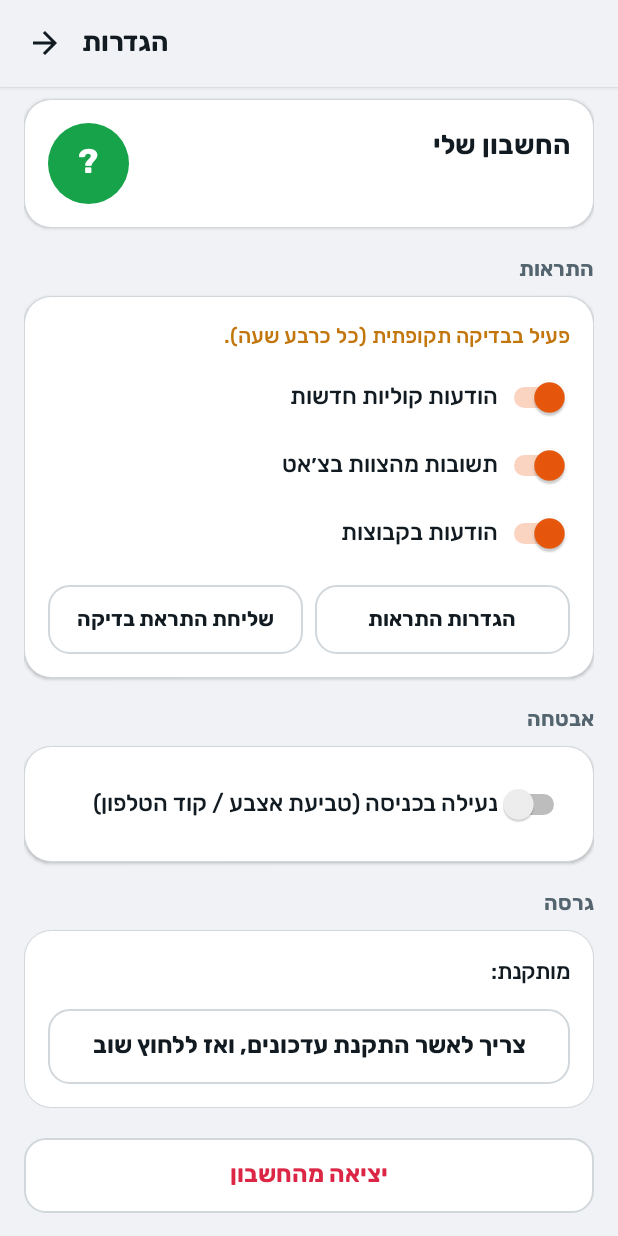
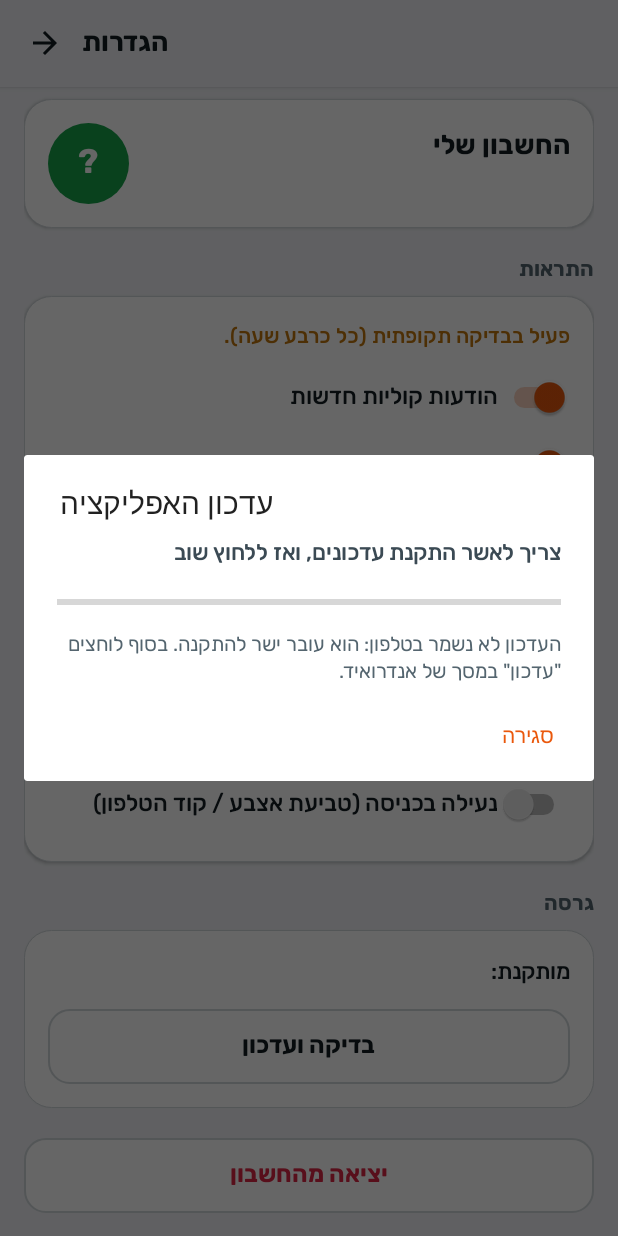
Before and after one commit to smt-ivr/salamon, an Android app: the PageActivity screen opened directly, with no data from a screen before it, after a tap on "בדיקה ועדכון", on a phone screen of 412 x 824 dp. Run offline under Robolectric (Android 15) with nearby library versions, the phone set to English and light mode, and no system bars.

```diff
--- a/android/app/src/main/java/uk/smti/salamon/SettingsPage.java
+++ b/android/app/src/main/java/uk/smti/salamon/SettingsPage.java
@@ -140,13 +140,7 @@ public class SettingsPage extends Page {
             ver.addView(l, Ui.wide(a, 4, 0));
         }
         Button upd = Ui.button(a, newer ? "עדכון עכשיו" : "בדיקה ועדכון", newer);
-        upd.setOnClickListener(v -> {
-            upd.setEnabled(false);
-            Updater.start(a, (pct, status) -> {
-                upd.setText(status);
-                if (pct < 0) upd.setEnabled(true);
-            });
-        });
+        upd.setOnClickListener(v -> Updater.showDialog(a));
         ver.addView(upd, Ui.wide(a, 12, 0));
         col.addView(ver, Ui.wide(a, 0, 16));
 
--- a/android/app/src/main/java/uk/smti/salamon/Updater.java
+++ b/android/app/src/main/java/uk/smti/salamon/Updater.java
@@ -102,6 +102,38 @@ public final class Updater {
         }).start();
     }
 
+    /** A proper update window: progress bar, status, and the Android install screen at the end. */
+    public static void showDialog(Activity a) {
+        android.widget.LinearLayout box = new android.widget.LinearLayout(a);
+        box.setOrientation(android.widget.LinearLayout.VERTICAL);
+        int p = Ui.dp(a, 22);
+        box.setPadding(p, Ui.dp(a, 8), p, 0);
+        android.widget.TextView status = Ui.text(a, "מכין את העדכון…", 15, Ui.TEXT2, 500);
+        box.addView(status);
+        android.widget.ProgressBar bar = new android.widget.ProgressBar(a, null, android.R.attr.progressBarStyleHorizontal);
+        bar.setMax(100);
+        bar.setIndeterminate(true);
+        box.addView(bar, Ui.wide(a, 12, 4));
+        android.widget.TextView note = Ui.muted(a, "העדכון לא נשמר בטלפון: הוא עובר ישר להתקנה. בסוף לוחצים \"עדכון\" במסך של אנדרואיד.");
+        box.addView(note, Ui.wide(a, 6, 0));
+        android.app.AlertDialog d = new android.app.AlertDialog.Builder(a)
+                .setTitle("עדכון האפליקציה")
+                .setView(box)
+                .setNegativeButton("סגירה", null)
+                .setCancelable(false)
+                .create();
+        d.show();
+        start(a, (pct, text) -> {
+            status.setText(text);
+            if (pct >= 0) {
+                bar.setIndeterminate(false);
+                bar.setProgress(pct);
+            }
+            if (pct < 0) bar.setIndeterminate(false);
+            if (pct >= 100) status.postDelayed(d::dismiss, 1500);
+        });
+    }
+
     /** Android asks the user to confirm the install; this shows that screen. */
     public static class InstallReceiver extends BroadcastReceiver {
         @Override
```
Also changed, not shown: android/app/src/main/java/uk/smti/salamon/MainActivity.java (+42 -22 lines).
